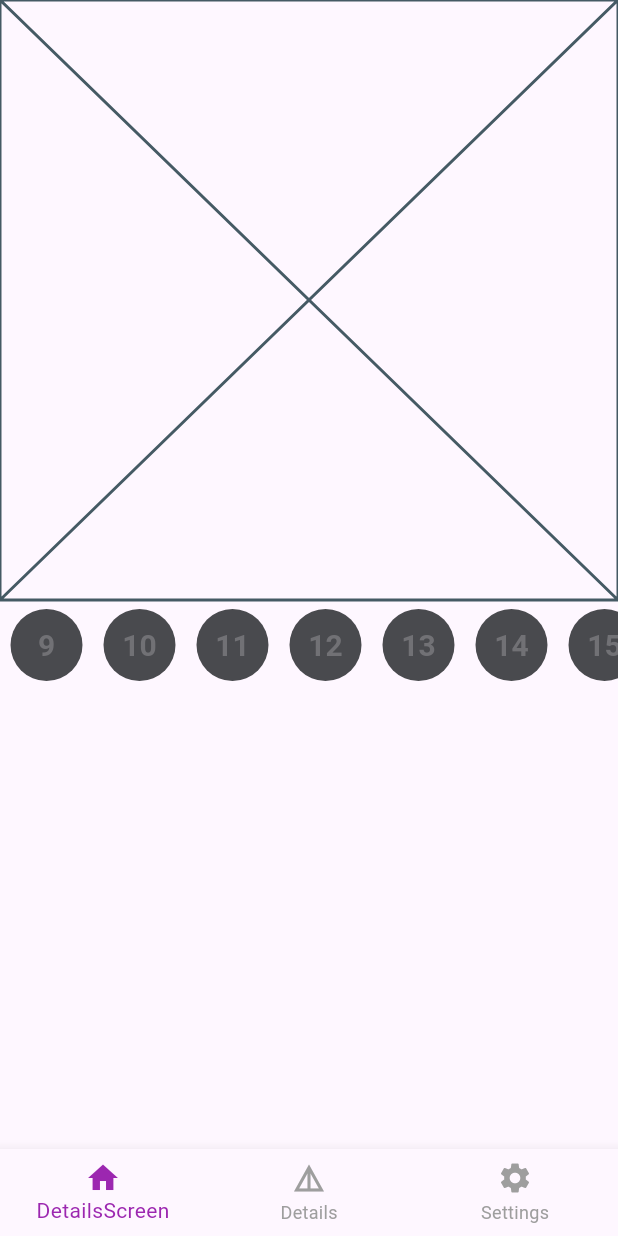
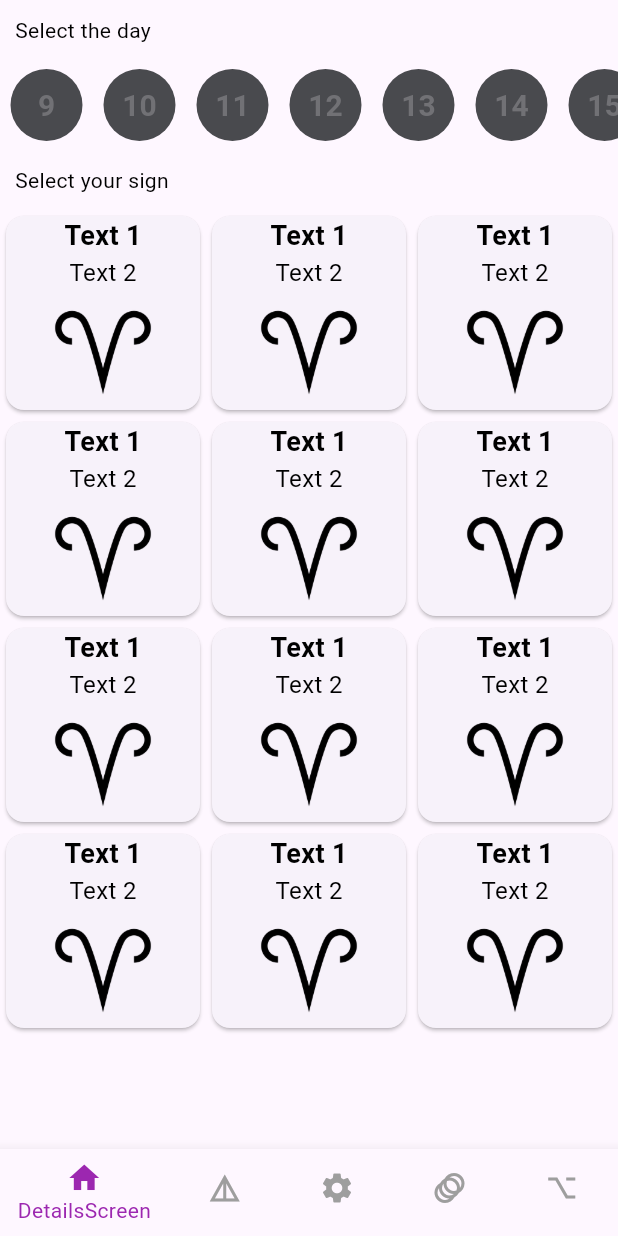
Before and after one commit to romanitodua/zodiac-working-dir, a Flutter app: the screen it shows after launch, on a phone screen of 412 x 824 dp. Run offline on Flutter 3.47's test engine with Material 3 defaults, Android fonts, the phone set to English and light mode, and no system bars; drawn by our look-alikes of scrollable_positioned_list; our stand-ins replace carousel_slider, flutter_riverpod, google_fonts, riverpod_annotation, shared_preferences; generated files the repository leaves out were written again.

```diff
--- a/lib/Navigator.dart
+++ b/lib/Navigator.dart
@@ -1,8 +1,10 @@
 import 'package:flutter/material.dart';
-import 'package:untitled1/Screens/HomeScreen.dart';
+import 'package:untitled1/Compatibility/CompatibilityChooser.dart';
+import 'package:untitled1/Screens/Selection/Selection.dart';
 import 'package:untitled1/Screens/HoroscopeDetailsScreen.dart';
 import 'package:untitled1/Screens/ZodiacDetails.dart';
 
+import 'Compatibility/CompatibilityDetails.dart';
 import 'Screens/Settings/Settings.dart';
 
 class MyNavigator extends StatefulWidget {
@@ -13,7 +15,13 @@ class MyNavigator extends StatefulWidget {
 }
 
 class _MyNavigatorState extends State<MyNavigator> {
-  final List<Widget> _pages = [const HomeScreen(), const ZodiacDetails(), const Settings()];
+  final List<Widget> _pages = [
+    const SelectionPage(),
+    const ZodiacDetails(),
+    const Settings(),
+    const CompatibilityDetails(),
+    const CompatibilityChooser()
+  ];
   int start_page = 0;
 
   @override
@@ -30,7 +38,11 @@ class _MyNavigatorState extends State<MyNavigator> {
           BottomNavigationBarItem(
               icon: Icon(Icons.home), label: "DetailsScreen"),
           BottomNavigationBarItem(icon: Icon(Icons.details), label: "Details"),
-          BottomNavigationBarItem(icon: Icon(Icons.settings), label: "Settings")
+          BottomNavigationBarItem(
+              icon: Icon(Icons.settings), label: "Settings"),
+          BottomNavigationBarItem(
+              icon: Icon(Icons.animation), label: "animation"),
+          BottomNavigationBarItem(icon: Icon(Icons.keyboard_option_key,),label: "Chooser")
         ],
       ),
       body: _pages[start_page],
--- a/lib/Screens/HomeScreen.dart
+++ /dev/null
@@ -1,76 +0,0 @@
-import 'package:flutter/material.dart';
-import 'package:scrollable_positioned_list/scrollable_positioned_list.dart';
-
-class HomeScreen extends StatefulWidget {
-  const HomeScreen({super.key});
-
-  @override
-  State<HomeScreen> createState() => _HomeScreenState();
-}
-
-class _HomeScreenState extends State<HomeScreen> {
-  late int current_day;
-  List<bool> selected_index = List.generate(31, (index) => false);
-
-  @override
-  void initState() {
-    current_day = DateTime.now().day;
-    selected_index[current_day-1] = true;
-    super.initState();
-  }
-
-  @override
-  Widget build(BuildContext context) {
-    return SafeArea(
-        child: Scaffold(
-      body: SingleChildScrollView(
-        child: Column(
-          children: [
-            Placeholder(),
-            SizedBox(
-              height: 60,
-              child: ScrollablePositionedList.builder(
-                  initialAlignment: 0.5,
-                  initialScrollIndex: current_day,
-                  scrollDirection: Axis.horizontal,
-                  itemCount: 31,
-                  itemBuilder: (context, index) {
-                    return Padding(
-                      padding: EdgeInsets.all(6),
-                      child: GestureDetector(
-                        onTap: () {
-                          setState(() {
-                            selected_index.fillRange(0, 31, false);
-                            selected_index[index] = true;
-                          });
-                        },
-                        child: CircleAvatar(
-                          radius: 25,
-                          backgroundColor: selected_index[index] ?Colors.white:Color.fromRGBO(73,74,78, 1),
-                          child: Center(
-                              child: Text((index+1).toString(),
-                                  style: TextStyle(
-                                    color: selected_index[index] ?Colors.black:Color.fromRGBO(113,113,117,1),
-                                      fontSize: 20,
-                                      fontWeight: FontWeight.bold))),
-                        ),
-                      ),
-                    );
-                  }),
-            ),
-          ],
-        ),
-      ),
-    ));
-  }
-
-  List<Widget> days = List.generate(31, (index) {
-    return CircleAvatar(
-      radius: 25,
-      backgroundColor: Colors.red,
-      child: Center(
-          child: Text("1",
-              style: TextStyle(fontSize: 20, fontWeight: FontWeight.bold))),
-    );
-  });
-}
--- a/lib/Screens/Selection/Selection.dart
+++ b/lib/Screens/Selection/Selection.dart
@@ -0,0 +1,105 @@
+import 'package:flutter/material.dart';
+import 'package:scrollable_positioned_list/scrollable_positioned_list.dart';
+
+class SelectionPage extends StatefulWidget {
+  const SelectionPage({super.key});
+
+  @override
+  State<SelectionPage> createState() => _SelectionPageState();
+}
+
+class _SelectionPageState extends State<SelectionPage> {
+  late int current_day;
+  List<bool> selected_index = List.generate(31, (index) => false);
+
+  @override
+  void initState() {
+    current_day = DateTime.now().day;
+    selected_index[current_day - 1] = true;
+    super.initState();
+  }
+
+  @override
+  Widget build(BuildContext context) {
+    return SafeArea(
+      child: Scaffold(
+        body: CustomScrollView(
+          slivers: [
+            SliverToBoxAdapter(child: Padding(padding: EdgeInsets.all(10),child: Text("Select the day"))),
+            SliverToBoxAdapter(
+              child: SizedBox(
+                height: 60,
+                child: ScrollablePositionedList.builder(
+                    initialAlignment: 0.5,
+                    initialScrollIndex: current_day,
+                    scrollDirection: Axis.horizontal,
+                    itemCount: 31,
+                    itemBuilder: (context, index) {
+                      return Padding(
+                        padding: EdgeInsets.all(6),
+                        child: GestureDetector(
+                          onTap: () {
+                            setState(() {
+                              selected_index.fillRange(0, 31, false);
+                              selected_index[index] = true;
+                            });
+                          },
+                          child: CircleAvatar(
+                            radius: 25,
+                            backgroundColor: selected_index[index]
+                                ? Colors.white
+                                : Color.fromRGBO(73, 74, 78, 1),
+                            child: Center(
+                                child: Text((index + 1).toString(),
+                                    style: TextStyle(
+                                        color: selected_index[index]
+                                            ? Colors.black
+                                            : Color.fromRGBO(113, 113, 117, 1),
+                                        fontSize: 20,
+                                        fontWeight: FontWeight.bold))),
+                          ),
+                        ),
+                      );
+                    }),
+              ),
+            ),
+            SliverToBoxAdapter(child: Padding(padding: EdgeInsets.all(10),child: Text("Select your sign"))),
+            SliverGrid(
+              gridDelegate: const SliverGridDelegateWithFixedCrossAxisCount(
+                crossAxisCount: 3,
+              ),
+              delegate: SliverChildBuilderDelegate(
+                (context, index) => Card(
+                  child: Column(
+                    mainAxisAlignment: MainAxisAlignment.spaceBetween,
+                    // Align content with spacing
+                    children: [
+                      const Text('Text 1',
+                          style: TextStyle(
+                              fontSize: 18, fontWeight: FontWeight.bold)),
+                      const Text('Text 2', style: TextStyle(fontSize: 16)),
+                      Expanded(
+                          child: Image.asset('assets/astrology-aries.png')),
+                      // Photo at the bottom
+                    ],
+                  ),
+                ),
+                childCount: 12,
+              ),
+            ),
+          ],
+        ),
+      ),
+    );
+  }
+
+  List<Widget> days = List.generate(31, (index) {
+    return CircleAvatar(
+      radius: 25,
+      backgroundColor: Colors.red,
+      child: Center(
+          child: Text("1",
+              style: TextStyle(fontSize: 20, fontWeight: FontWeight.bold))),
+    );
+  });
+}
--- a/lib/Screens/Settings/Settings.dart
+++ b/lib/Screens/Settings/Settings.dart
@@ -1,6 +1,6 @@
 import 'package:flutter/material.dart';
 import 'package:flutter_riverpod/flutter_riverpod.dart';
-import 'package:untitled1/test.dart';
+import 'package:untitled1/no-network-providers/DarkModeProvider.dart';
 
 import '../../Themes/theme_manager.dart';
 
--- a/lib/Screens/ZodiacDetails.dart
+++ b/lib/Screens/ZodiacDetails.dart
@@ -15,8 +15,6 @@ class ZodiacDetails extends ConsumerStatefulWidget {
 
 class _ZodiacDetailsState extends ConsumerState<ZodiacDetails> {
   late int choiceChip_selected;
-  List<bool> _isSelected = List.filled(2, false);
-
   @override
   void initState() {
     choiceChip_selected = 0;
--- a/lib/main.dart
+++ b/lib/main.dart
@@ -1,11 +1,11 @@
 import 'package:flutter/material.dart';
 import 'package:flutter_riverpod/flutter_riverpod.dart';
-import 'package:untitled1/Screens/HomeScreen.dart';
+import 'package:untitled1/Screens/Selection/Selection.dart';
 import 'package:untitled1/Screens/HoroscopeDetailsScreen.dart';
 import 'package:untitled1/Screens/ZodiacDetails.dart';
 import 'package:untitled1/Themes/theme_constants.dart';
 import 'package:untitled1/Themes/theme_manager.dart';
-import 'package:untitled1/test.dart';
+import 'package:untitled1/no-network-providers/DarkModeProvider.dart';
 
 import 'Navigator.dart';
 import 'Screens/Settings/Settings.dart';
--- a/lib/test.dart
+++ b/lib/no-network-providers/DarkModeProvider.dart
@@ -3,6 +3,8 @@ import 'package:shared_preferences/shared_preferences.dart';
 
 part 'test.g.dart';
 
+
+// dark mode notifier
 @riverpod
 class MyNotifier extends _$MyNotifier {
   late SharedPreferences prefs;
--- a/pubspec.yaml
+++ b/pubspec.yaml
@@ -40,6 +40,7 @@ dependencies:
   shared_preferences: ^2.2.2
   riverpod_annotation: ^2.3.3
   scrollable_positioned_list: ^0.3.8
+  carousel_slider: ^4.2.1
 
 dev_dependencies:
   flutter_test:
```
Also changed, not shown: lib/Compatibility/CompatibilityChooser.dart (added, +80 -0 lines), lib/Compatibility/CompatibilityDetails.dart (added, +154 -0 lines), lib/Utils/Extensions.dart (+9 -0 lines), lib/no-network-providers/test.g.dart, pubspec.lock.
